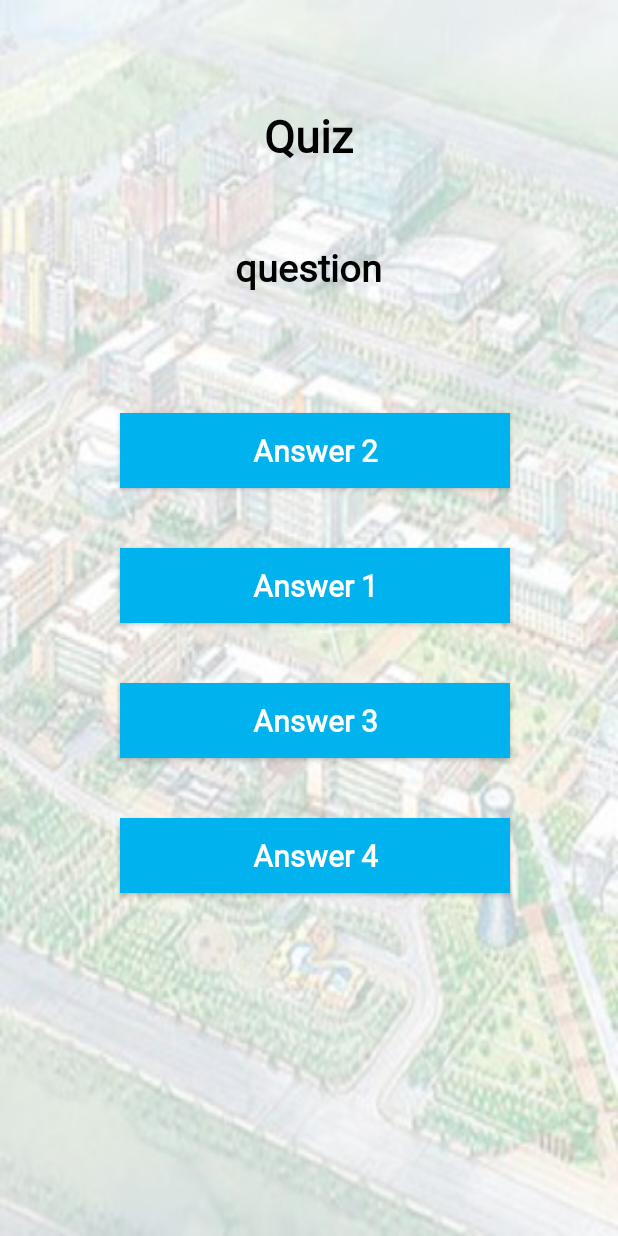
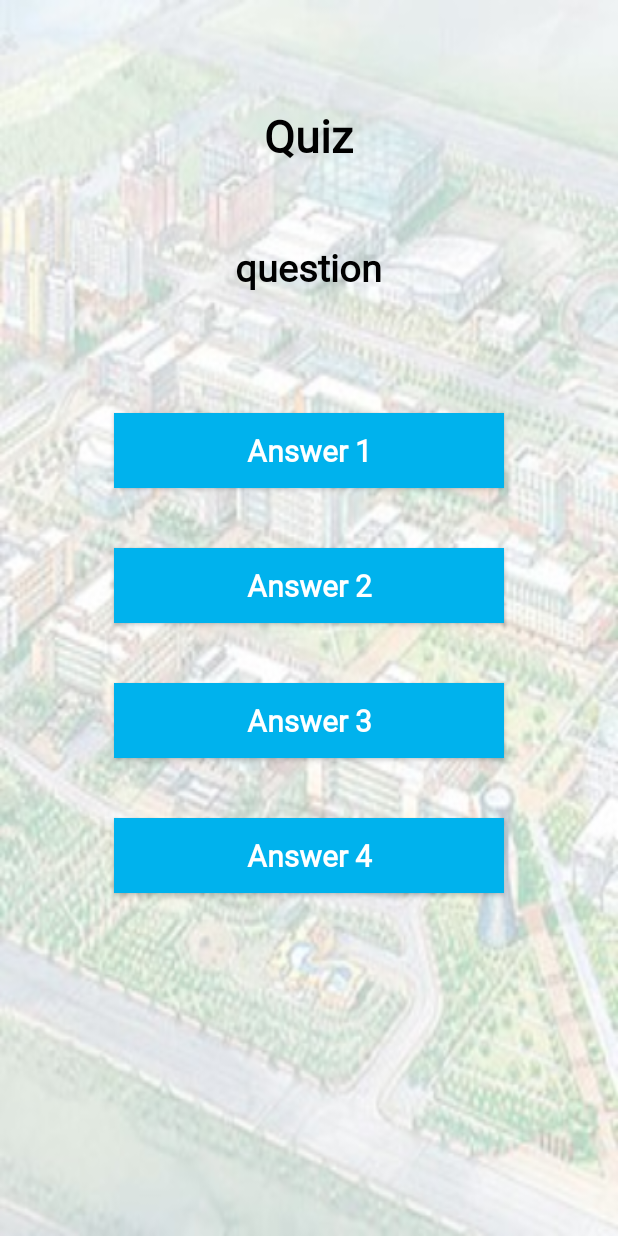
Before and after one commit to jeonghun98/INU-WITH-U, an Android app: the QuizActivity screen opened directly, with no data from a screen before it, on a phone screen of 412 x 824 dp. Run offline under Robolectric (Android 15) with nearby library versions, the phone set to English and light mode, and no system bars; our stand-ins replace Volley; network calls fail; Roboto replaces fonts that are not available here.

Commit message:
[hun] ARCore 추가 이벤트 및 7호관 추가

```diff
--- a/app/src/main/java/org/techtown/iwu/Arphoto.java
+++ b/app/src/main/java/org/techtown/iwu/Arphoto.java
@@ -25,6 +25,7 @@ public class Arphoto extends AppCompatActivity {
 
         if(b_id == 1) image.setImageResource(R.drawable.b_1);
         else if(b_id == 6) image.setImageResource(R.drawable.b_6);
+        else if(b_id == 7) image.setImageResource(R.drawable.b_7);
         else if(b_id == 11) image.setImageResource(R.drawable.b_11);
 
         text.setText(b_id + "호관 인식 이미지");
--- a/app/src/main/java/org/techtown/iwu/MainButtonActivity.java
+++ b/app/src/main/java/org/techtown/iwu/MainButtonActivity.java
@@ -377,10 +377,10 @@ public class MainButtonActivity extends AppCompatActivity implements OnMapReadyC
             @Override
             public void onClick(View view) {
                 alertDialog.dismiss();
-                //[hun] 1,6,11호관 2차인증 -> AR
+                //[hun] 1,6,7,11호관 2차인증 -> AR
                 if(b_id > 0 && b_id < 33) {
                     Intent intent;
-                    if(b_id == 1 || b_id == 6 || b_id == 11) {
+                    if(b_id == 1 || b_id == 6 || b_id == 7 ||b_id == 11) {
                         intent = new Intent(getApplicationContext(), AugmentedImageActivity.class);
                     }
                     else{
--- a/app/src/main/res/layout/activity_quiz.xml
+++ b/app/src/main/res/layout/activity_quiz.xml
@@ -45,11 +45,26 @@
         android:orientation="vertical">
 
         <Button
+            android:id="@+id/an0_btn"
+            android:layout_width="260dp"
+            android:layout_height="50dp"
+            android:layout_gravity="center_horizontal"
+            android:layout_marginTop="40dp"
+            android:layout_marginBottom="40dp"
+            android:background="@color/blue"
+            android:fontFamily="@font/pfstardust"
+            android:text="Answer 1"
+            android:textAlignment="center"
+            android:textAllCaps="false"
+            android:textColor="@color/white"
+            android:textSize="20sp"
+            android:textStyle="bold" />
+
+        <Button
             android:id="@+id/an1_btn"
             android:layout_width="260dp"
             android:layout_height="50dp"
-            android:layout_marginLeft="80dp"
-            android:layout_marginTop="40dp"
+            android:layout_gravity="center_horizontal"
             android:layout_marginBottom="40dp"
             android:background="@color/blue"
             android:fontFamily="@font/pfstardust"
@@ -61,25 +76,10 @@
             android:textStyle="bold" />
 
         <Button
-            android:id="@+id/an0_btn"
-            android:layout_width="260dp"
-            android:layout_height="50dp"
-            android:layout_marginLeft="80dp"
-            android:layout_marginBottom="40dp"
-            android:background="@color/blue"
-            android:fontFamily="@font/pfstardust"
-            android:text="Answer 1"
-            android:textAlignment="center"
-            android:textAllCaps="false"
-            android:textColor="@color/white"
-            android:textSize="20sp"
-            android:textStyle="bold" />
-
-        <Button
             android:id="@+id/an2_btn"
             android:layout_width="260dp"
             android:layout_height="50dp"
-            android:layout_marginLeft="80dp"
+            android:layout_gravity="center_horizontal"
             android:layout_marginBottom="40dp"
             android:background="@color/blue"
             android:fontFamily="@font/pfstardust"
@@ -94,7 +94,7 @@
             android:id="@+id/an3_btn"
             android:layout_width="260dp"
             android:layout_height="50dp"
-            android:layout_marginLeft="80dp"
+            android:layout_gravity="center_horizontal"
             android:background="@color/blue"
             android:fontFamily="@font/pfstardust"
             android:text="Answer 4"
```
Also changed, not shown: app/src/main/java/org/techtown/iwu/AugmentedImageActivity.java (+45 -7 lines), app/src/main/res/drawable-v24/b_7.jpg (added), 2 other files.
